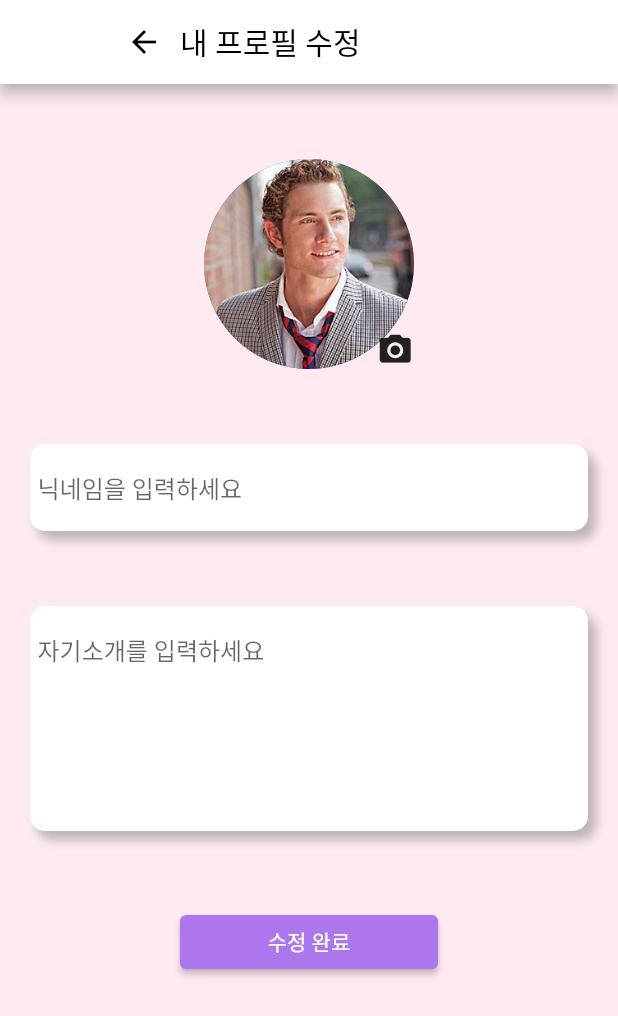
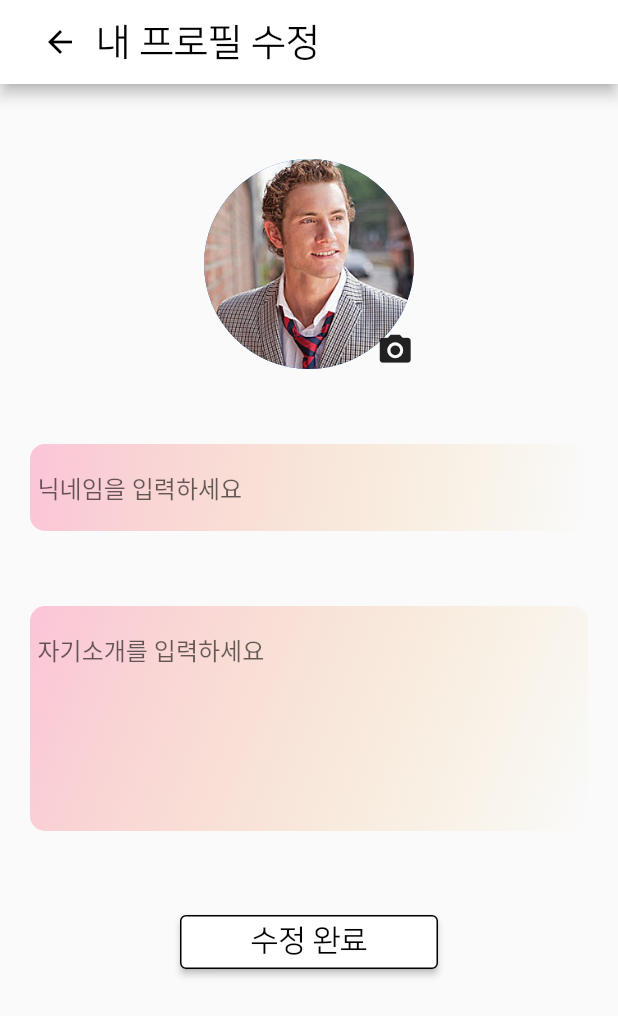
Before and after one commit to BeomyoonHeo/ggamf_front, a Flutter app: the UpdateMyProfile screen opened directly, on a phone screen of 412 x 824 dp. Shown: the top 1016 px of the screen. Run offline on Flutter 3.47's test engine with Material 2 defaults, Android fonts, the phone set to English and light mode, and no system bars; our stand-ins replace chips_choice, flashy_tab_bar2, flutter_rating_bar, flutter_svg, font_awesome_flutter, google_fonts and 1 more; project files that could hold a hidden picture were left out.

Commit message:
update_my_profile_page 2차완료

```diff
--- a/lib/views/pages/profile/update_my_profile/update_my_profile_page.dart
+++ b/lib/views/pages/profile/update_my_profile/update_my_profile_page.dart
@@ -3,7 +3,7 @@ import 'dart:io';
 import 'package:flutter/material.dart';
 import 'package:image_picker/image_picker.dart';
 
-import '../../../../core/color.dart';
+import '../my_profile/my_profile_page.dart';
 
 class UpdateMyProfile extends StatefulWidget {
   const UpdateMyProfile({Key? key}) : super(key: key);
@@ -21,7 +21,6 @@ class _UpdateMyProfileState extends State<UpdateMyProfile> {
     return Scaffold(
       resizeToAvoidBottomInset: false,
       appBar: _AppBar(),
-      backgroundColor: kPrimaryColor,
       body: Padding(
         padding: const EdgeInsets.only(left: 20, right: 20),
         child: ListView(
@@ -43,13 +42,14 @@ class _UpdateMyProfileState extends State<UpdateMyProfile> {
 
   AppBar _AppBar() {
     return AppBar(
+      automaticallyImplyLeading: false,
       backgroundColor: Colors.white,
       title: Row(
         children: [
           BackButton(
             color: Colors.black,
           ),
-          Text("내 프로필 수정", style: TextStyle(color: Colors.black)),
+          Text("내 프로필 수정", style: TextStyle(color: Colors.black, fontFamily: 'NanumSquare', fontSize: 25)),
         ],
       ),
     );
@@ -86,10 +86,18 @@ class _UpdateMyProfileState extends State<UpdateMyProfile> {
     return Container(
       padding: EdgeInsets.only(left: 100, right: 100),
       child: ElevatedButton(
-        onPressed: () {},
+        onPressed: () {
+          Navigator.push(
+            context,
+            MaterialPageRoute(builder: (context) => MyProfilePage()),
+          );
+        },
         child: Text("수정 완료"),
         style: ElevatedButton.styleFrom(
-          backgroundColor: kSecondaryColor,
+          backgroundColor: Colors.white,
+          textStyle: TextStyle(fontFamily: 'NanumSquare', fontSize: 20),
+          foregroundColor: Colors.black,
+          side: BorderSide(),
         ),
       ),
     );
@@ -101,14 +109,14 @@ class _UpdateMyProfileState extends State<UpdateMyProfile> {
       height: 150,
       width: double.infinity,
       decoration: BoxDecoration(
-        boxShadow: [
-          BoxShadow(
-            color: Colors.grey.withOpacity(0.7),
-            blurRadius: 5,
-            spreadRadius: 0,
-            offset: Offset(5, 6),
-          ),
-        ],
+        gradient: LinearGradient(
+          begin: Alignment.topLeft,
+          end: Alignment.bottomRight,
+          colors: [
+            Color(0xffFBC5D8),
+            Color.fromARGB(0, 243, 218, 153),
+          ],
+        ),
         borderRadius: BorderRadius.circular(10),
         color: Colors.white,
       ),
@@ -130,14 +138,14 @@ class _UpdateMyProfileState extends State<UpdateMyProfile> {
       padding: EdgeInsets.all(5),
       width: double.infinity,
       decoration: BoxDecoration(
-        boxShadow: [
-          BoxShadow(
-            color: Colors.grey.withOpacity(0.7),
-            blurRadius: 5,
-            spreadRadius: 0,
-            offset: Offset(5, 6),
-          ),
-        ],
+        gradient: LinearGradient(
+          begin: Alignment.topLeft,
+          end: Alignment.bottomRight,
+          colors: [
+            Color(0xffFBC5D8),
+            Color.fromARGB(0, 243, 218, 153),
+          ],
+        ),
         borderRadius: BorderRadius.circular(10),
         color: Colors.white,
       ),
```
